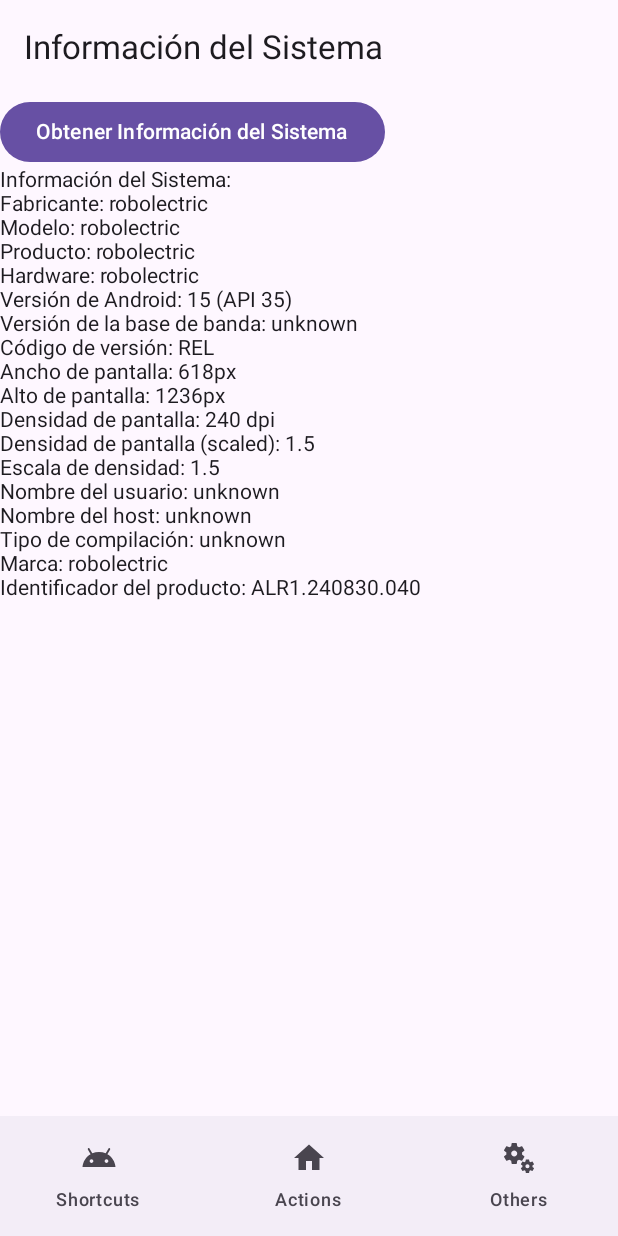
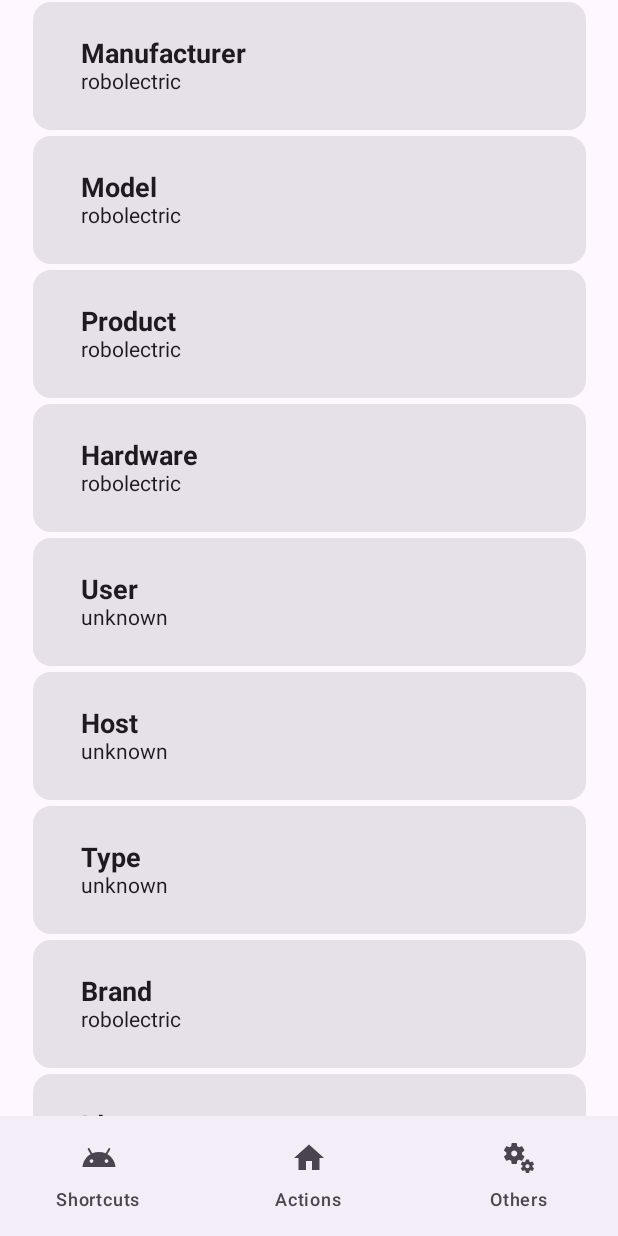
Before and after one commit to CarlosSala/DeveloperShortcuts, an Android app built with Jetpack Compose: the SystemInfoScreen screen opened through its navigation route, on a phone screen of 412 x 824 dp. Run offline under Robolectric (Android 15) with nearby library versions, the phone set to English and light mode, and no system bars.

Commit message:
se mejora como se muestra la info en la tercera pantalla

```diff
--- a/app/src/main/java/com/example/developershortcut/navigation/AppNavigation.kt
+++ b/app/src/main/java/com/example/developershortcut/navigation/AppNavigation.kt
@@ -33,7 +33,7 @@ fun AppNavigation(
                 factory = SystemInfoViewModelFactory(LocalContext.current)
             )
 */
-            SystemInfoScreen()
+            SystemInfoScreen(paddingValues)
         }
     }
 }
--- a/app/src/main/java/com/example/developershortcut/screen/threescreen/SystemInfoScreen.kt
+++ b/app/src/main/java/com/example/developershortcut/screen/threescreen/SystemInfoScreen.kt
@@ -1,63 +1,78 @@
 package com.example.developershortcut.screen.threescreen
 
-import androidx.compose.foundation.background
+import android.content.Context
+import androidx.compose.foundation.layout.Arrangement
 import androidx.compose.foundation.layout.Column
+import androidx.compose.foundation.layout.PaddingValues
+import androidx.compose.foundation.layout.fillMaxSize
+import androidx.compose.foundation.layout.fillMaxWidth
 import androidx.compose.foundation.layout.padding
-import androidx.compose.material3.Button
-import androidx.compose.material3.ExperimentalMaterial3Api
-import androidx.compose.material3.Scaffold
+import androidx.compose.foundation.lazy.LazyColumn
+import androidx.compose.foundation.lazy.items
+import androidx.compose.material3.Card
 import androidx.compose.material3.Text
-import androidx.compose.material3.TopAppBar
 import androidx.compose.runtime.Composable
 import androidx.compose.runtime.LaunchedEffect
 import androidx.compose.runtime.collectAsState
 import androidx.compose.runtime.getValue
+import androidx.compose.ui.Alignment
 import androidx.compose.ui.Modifier
-import androidx.compose.ui.graphics.Color
 import androidx.compose.ui.platform.LocalContext
+import androidx.compose.ui.text.font.FontWeight
 import androidx.compose.ui.tooling.preview.Preview
+import androidx.compose.ui.unit.dp
+import androidx.compose.ui.unit.sp
 import androidx.lifecycle.viewmodel.compose.viewModel
 
 
-@OptIn(ExperimentalMaterial3Api::class)
 @Composable
-fun SystemInfoScreen() {
+fun SystemInfoScreen(paddingValues: PaddingValues) {
 
     val context = LocalContext.current
-    // Obtener el ViewModel
-    // Obtener el ViewModel usando viewModel()
     val viewModel: SystemInfoViewModel = viewModel()
 
-    // Llamar al método para obtener la información del sistema
     LaunchedEffect(key1 = true) {
         viewModel.fetchSystemInfo(context)
     }
 
-    // Observar los cambios en systemInfo y actualizar la interfaz de usuario
     val systemInfo by viewModel.systemInfo.collectAsState()
 
+    LazyColumn(
+        modifier = Modifier.fillMaxSize(),
+        contentPadding = paddingValues,
+        horizontalAlignment = Alignment.CenterHorizontally,
+        verticalArrangement = Arrangement.spacedBy(1.dp),
+    ) {
+        items(systemInfo.entries.toList()) { item ->
 
-    Scaffold(
-        topBar = {
-            TopAppBar(
-                title = { Text("Información del Sistema") },
-                Modifier.background(
-                    Color.Blue
-                ),
-                //contentColor = Color.White
+            Info(context, viewModel, item)
+        }
+    }
+}
+
+
+@Composable
+fun Info(
+    context: Context,
+    viewModel: SystemInfoViewModel,
+    item: Map.Entry<String, String>
+) {
+    Card(
+        modifier = Modifier
+            .padding(1.dp)
+            .fillMaxWidth(0.9f)
+    ) {
+        Column(
+            modifier = Modifier.padding(vertical = 24.dp, horizontal = 32.dp)
+        ) {
+            Text(
+                text = item.key,
+                fontSize = 18.sp,
+                fontWeight = FontWeight.Bold
             )
-        }
-    ) {
-        Column(modifier = Modifier.padding(it)) {
-            Button(onClick = { viewModel.fetchSystemInfo(context) }) {
-                Text("Obtener Información del Sistema")
-            }
-
-            Text("Información del Sistema:")
-
-            systemInfo.forEach { (key, value) ->
-                Text("$key: $value")
-            }
+            Text(
+                text = item.value
+            )
         }
     }
 }
@@ -67,7 +82,6 @@ fun SystemInfoScreen() {
 fun PreviewSystemInfoScreen() {
     //SystemInfoScreen()
 }
-
 
 /*
 @Composable
--- a/app/src/main/java/com/example/developershortcut/screen/threescreen/SystemInfoViewModel.kt
+++ b/app/src/main/java/com/example/developershortcut/screen/threescreen/SystemInfoViewModel.kt
@@ -21,9 +21,6 @@ class SystemInfoViewModel() : ViewModel() {
         var storageUsage = mutableFloatStateOf(0f)
             private set
 
-
-
-
         init {
 
             // Simulating real-time data updates
@@ -45,7 +42,6 @@ class SystemInfoViewModel() : ViewModel() {
 
             return 0f
         }
-
 
         private fun getRamUsage(): Float {
             val activityManager = context.getSystemService(Context.ACTIVITY_SERVICE) as ActivityManager
@@ -70,7 +66,6 @@ class SystemInfoViewModel() : ViewModel() {
     */
     //var systemInfo by mutableStateOf(mapOf<String, String>())
 
-    // Ejemplo de estado inmutable que puede ser observado
     private val _systemInfo = MutableStateFlow<Map<String, String>>(emptyMap())
     var systemInfo = _systemInfo
 
@@ -81,40 +76,55 @@ class SystemInfoViewModel() : ViewModel() {
         }
     }
 
-
     private fun getSystemInfo(context: Context): Map<String, String> {
         val dataInfo = mutableMapOf<String, String>()
 
-        // Device Info
+        // device info
+        dataInfo["Manufacturer"] = Build.MANUFACTURER
+        dataInfo["Model"] = Build.MODEL
+        dataInfo["Product"] = Build.PRODUCT
+        dataInfo["Hardware"] = Build.HARDWARE
+        dataInfo["User"] = Build.USER
+        dataInfo["Host"] = Build.HOST
+        dataInfo["Type"] = Build.TYPE
+        dataInfo["Brand"] = Build.BRAND
+        dataInfo["Id"] = Build.ID
+        dataInfo["Board"] = Build.BOARD
+        dataInfo["BootLoader"] = Build.BOOTLOADER
+        dataInfo["Display"] = Build.DISPLAY
+        dataInfo["FingerPrint"] = Build.FINGERPRINT
+        dataInfo["ODM_SKU"] = Build.ODM_SKU ?: "N/A"
+        dataInfo["SOC_Manufacturer"] = Build.SOC_MANUFACTURER ?: "N/A"
+        dataInfo["SOC_Model"] = Build.SOC_MODEL ?: "N/A"
+        dataInfo["TAGS"] = Build.TAGS
+        dataInfo["Radio version"] = Build.getRadioVersion() ?: "N/A"
+        //dataInfo["Serial"] = Build.getSerial()  // require specials permissions
+        dataInfo["Time"] = Build.TIME.toString()
+        dataInfo["ABIS"] = Build.SUPPORTED_ABIS.contentToString()
+        dataInfo["32 bits"] = Build.SUPPORTED_32_BIT_ABIS.contentToString()
+        dataInfo["64 bits"] = Build.SUPPORTED_64_BIT_ABIS.contentToString()
+        dataInfo["Partition Name System"] = Build.Partition.PARTITION_NAME_SYSTEM ?: "N/A"
 
-        // Información del dispositivo
-        dataInfo["Fabricante"] = Build.MANUFACTURER
-        dataInfo["Modelo"] = Build.MODEL
-        dataInfo["Producto"] = Build.PRODUCT
-        dataInfo["Hardware"] = Build.HARDWARE
+        // Android info
+        dataInfo["Release"] = Build.VERSION.RELEASE
+        dataInfo["Codename"] = Build.VERSION.CODENAME
+        dataInfo["Incremental"] = Build.VERSION.INCREMENTAL
+        dataInfo["SDK_INT"] = Build.VERSION.SDK_INT.toString()
+        dataInfo["Base_OS"] = Build.VERSION.BASE_OS ?: "N/A"
+        dataInfo["Security_patch"] = Build.VERSION.SECURITY_PATCH ?: "N/A"
+        dataInfo["Media performance class"] = Build.VERSION.MEDIA_PERFORMANCE_CLASS.toString()
+        dataInfo["Upside down cake"] = Build.VERSION_CODES.UPSIDE_DOWN_CAKE.toString()
 
-        // Información de la versión de Android
-        dataInfo["Versión de Android"] = "${Build.VERSION.RELEASE} (API ${Build.VERSION.SDK_INT})"
-        dataInfo["Versión de la base de banda"] = Build.VERSION.INCREMENTAL
-        dataInfo["Código de versión"] = Build.VERSION.CODENAME
-
-        // Información de la pantalla
+        // Display info
         val displayMetrics = DisplayMetrics()
         val windowManager = context.getSystemService(Context.WINDOW_SERVICE) as WindowManager
         windowManager.defaultDisplay.getMetrics(displayMetrics)
 
-        dataInfo["Ancho de pantalla"] = "${displayMetrics.widthPixels}px"
-        dataInfo["Alto de pantalla"] = "${displayMetrics.heightPixels}px"
-        dataInfo["Densidad de pantalla"] = "${displayMetrics.densityDpi} dpi"
-        dataInfo["Densidad de pantalla (scaled)"] = "${displayMetrics.density}"
-        dataInfo["Escala de densidad"] = "${displayMetrics.scaledDensity}"
-
-        // Otra información del sistema
-        dataInfo["Nombre del usuario"] = Build.USER
-        dataInfo["Nombre del host"] = Build.HOST
-        dataInfo["Tipo de compilación"] = Build.TYPE
-        dataInfo["Marca"] = Build.BRAND
-        dataInfo["Identificador del producto"] = Build.ID
+        dataInfo["Screen Width"] = "${displayMetrics.widthPixels}px"
+        dataInfo["Screen Height"] = "${displayMetrics.heightPixels}px"
+        dataInfo["Screen Density"] = "${displayMetrics.densityDpi} dpi"
+        dataInfo["Screen Density (scaled)"] = "${displayMetrics.density}"
+        dataInfo["Scaled Density"] = "${displayMetrics.scaledDensity}"
 
         return dataInfo
     }
```
